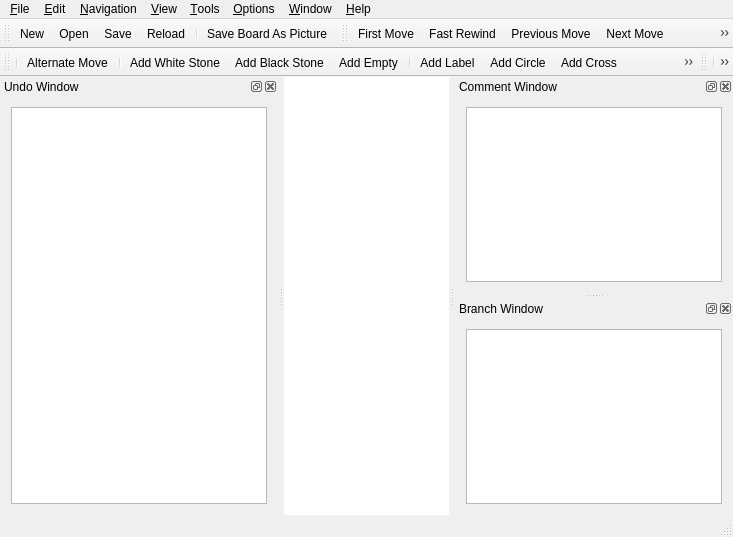
First picture: the form in mainwindow.ui, repository nullx002/mugo, before the edit.
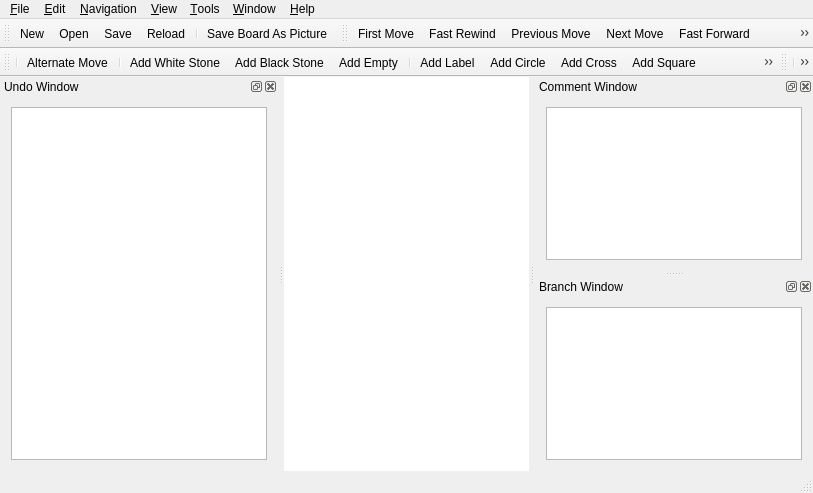
Second picture: the form after the edit. Icons and pictures are not drawn. Custom widgets are drawn as their Qt base class.

What changed in the file:
```diff
--- a/mainwindow.ui
+++ b/mainwindow.ui
@@ -6,8 +6,8 @@
    <rect>
     <x>0</x>
     <y>0</y>
-    <width>733</width>
-    <height>537</height>
+    <width>813</width>
+    <height>493</height>
    </rect>
   </property>
   <property name="sizePolicy">
@@ -41,8 +41,8 @@
     <rect>
      <x>0</x>
      <y>0</y>
-     <width>733</width>
-     <height>24</height>
+     <width>813</width>
+     <height>18</height>
     </rect>
    </property>
    <widget class="QMenu" name="menu_File">
@@ -198,14 +198,7 @@
     <property name="title">
      <string>&amp;Tools</string>
     </property>
-    <addaction name="actionCountTerritory"/>
-    <addaction name="actionPlayWithGnugo"/>
-   </widget>
-   <widget class="QMenu" name="menu_Options">
-    <property name="title">
-     <string>&amp;Options</string>
-    </property>
-    <widget class="QMenu" name="menuLanguage_2">
+    <widget class="QMenu" name="menu_Language">
      <property name="title">
       <string>Language</string>
      </property>
@@ -252,7 +245,6 @@
    <addaction name="menu_Trace"/>
    <addaction name="menu_View"/>
    <addaction name="menuTool_s"/>
-   <addaction name="menu_Options"/>
    <addaction name="menu_Window"/>
    <addaction name="menu_Help"/>
   </widget>
```
Left out of the diff: 41 changed lines with no effect on the pictures.
